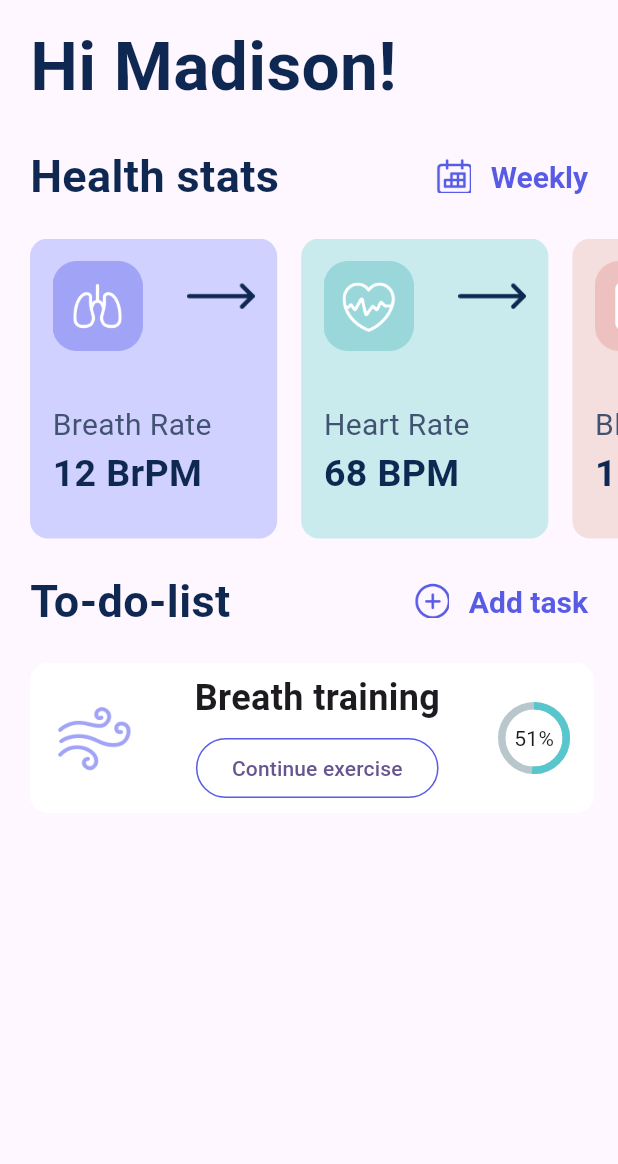
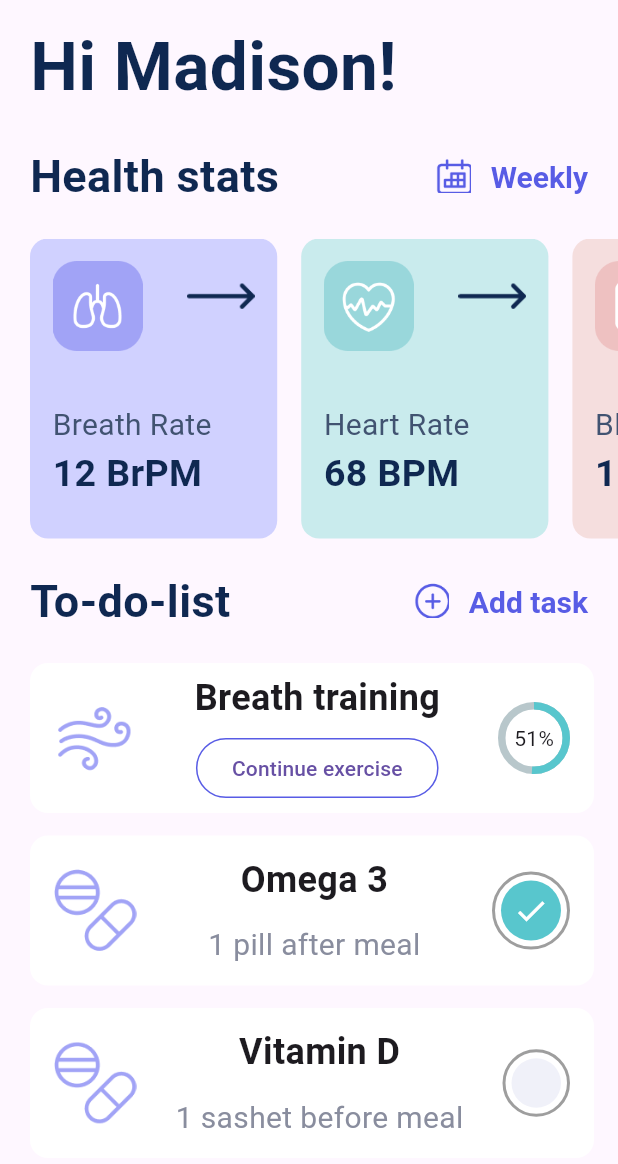
Before and after one commit to Alfraganus/one_look, a Flutter app: the screen it shows after launch, on a phone screen of 412 x 824 dp, the part 72-1236 px from its top. Run offline on Flutter 3.47's test engine with Material 3 defaults, Android fonts, the phone set to English and light mode, and no system bars; drawn by our look-alikes of percent_indicator; our stand-ins replace get, hexcolor.

Commit message:
homepage ready

```diff
--- a/lib/main.dart
+++ b/lib/main.dart
@@ -16,7 +16,7 @@ class MyApp extends StatelessWidget {
       return  GetMaterialApp(
         title: 'Flutter Demo',
         theme: ThemeData(
-          colorScheme:    ColorScheme.fromSeed(seedColor: Colors.deepPurple),
+          // colorScheme:    ColorScheme.fromSeed(seedColor: Colors.deepPurple),
           useMaterial3: true,
         ),
         initialRoute:  '/onboarding',
--- a/lib/pages/home/ToDoListContainerList.dart
+++ b/lib/pages/home/BreathTraining.dart
@@ -3,8 +3,8 @@ import 'package:flutter/material.dart';
 import 'package:hexcolor/hexcolor.dart';
 import 'package:percent_indicator/circular_percent_indicator.dart';
 
-class TodoListCOlumn extends StatelessWidget {
-  const  TodoListCOlumn({super.key});
+class BreathTraining extends StatelessWidget {
+  const  BreathTraining({super.key});
 
   @override
   Widget build(BuildContext context) {
--- /dev/null
+++ b/lib/pages/home/VidaminD.dart
@@ -0,0 +1,74 @@
+import 'package:flutter/cupertino.dart';
+import 'package:flutter/material.dart';
+import 'package:hexcolor/hexcolor.dart';
+import 'package:percent_indicator/circular_percent_indicator.dart';
+
+class Vidamind extends StatelessWidget {
+  const Vidamind({super.key});
+
+  @override
+  Widget build(BuildContext context) {
+    return Padding(
+      padding: const EdgeInsets.only(right: 16),
+      child: Column(
+        children: [
+          Container(
+            height: 100,
+            decoration: BoxDecoration(
+              borderRadius: BorderRadius.circular(12),
+              color: Colors.white,
+            ),
+            child: Padding(
+              padding: const EdgeInsets.symmetric(horizontal: 16),
+              child: Row(
+                mainAxisAlignment: MainAxisAlignment.spaceBetween,
+                children: [
+                  Image.asset(
+                    'assets/images/pills.png',
+                    height: 55,
+                  ),
+                  Column(
+                    mainAxisAlignment: MainAxisAlignment.spaceEvenly,
+                    crossAxisAlignment: CrossAxisAlignment.center,
+                    children: [
+                      Text(
+                        "Vitamin D",
+                        style: TextStyle(
+                            fontSize: 24, fontWeight: FontWeight.bold),
+                      ),
+                      Text(
+                        "1 sashet before meal",
+                        style:
+                            TextStyle(fontSize: 20, color: HexColor('#898D9E')),
+                      ),
+                    ],
+                  ),
+                  Container(
+                    padding: EdgeInsets.all(4.0),
+                    height: 45,
+                    width: 45,
+                    decoration: BoxDecoration(
+                      shape: BoxShape.circle,
+                      border: Border.all(
+                        color: Colors.grey, // Outline border color
+                        width: 2.0, // Outline border width
+                      ),
+                    ),
+                    child: Container(
+                      width: 25, // Set your desired width
+                      height: 25,
+                      decoration: BoxDecoration(
+                        color: HexColor('#F0F1F9'), // Background color using HexColor
+                        borderRadius: BorderRadius.circular(20), // Rounded corners
+                      ),
+                    ),
+                  )
+                ],
+              ),
+            ),
+          )
+        ],
+      ),
+    );
+  }
+}
--- a/lib/pages/home/main.dart
+++ b/lib/pages/home/main.dart
@@ -4,8 +4,11 @@ import '../../Appbar.dart';
 import '../../static.dart';
 import 'HealthList.dart';
 import 'HealthStats.dart';
+import 'StepGoal.dart';
 import 'ToDoList.dart';
-import 'ToDoListContainerList.dart';
+import 'BreathTraining.dart';
+import 'VidaminD.dart';
+import 'omega.dart';
 
 class HomeMain extends StatelessWidget {
   const HomeMain({super.key});
@@ -35,7 +38,13 @@ class HomeMain extends StatelessWidget {
               SizedBox(height: 20),
               ToDoList(),
               SizedBox(height: 20),
-              TodoListCOlumn()
+              BreathTraining(),
+              SizedBox(height: 15 ),
+              Omega(),
+              SizedBox(height: 15 ),
+              Vidamind(),
+              SizedBox(height: 15 ),
+              Stepgoal(),
 
             ],
           ),
--- /dev/null
+++ b/lib/pages/home/omega.dart
@@ -0,0 +1,70 @@
+import 'package:flutter/cupertino.dart';
+import 'package:flutter/material.dart';
+import 'package:hexcolor/hexcolor.dart';
+import 'package:percent_indicator/circular_percent_indicator.dart';
+
+class Omega extends StatelessWidget {
+  const  Omega({super.key});
+
+  @override
+  Widget build(BuildContext context) {
+    return Padding(
+      padding: const EdgeInsets.only(right: 16),
+      child: Column(
+        children: [
+          Container(
+            height: 100,
+            decoration: BoxDecoration(
+              borderRadius: BorderRadius.circular(12),
+              color:  Colors.white,
+            ),
+            child: Padding(
+              padding: const EdgeInsets.symmetric(horizontal : 16),
+              child: Row(
+                mainAxisAlignment: MainAxisAlignment.spaceBetween,
+                children: [
+                  Image.asset(
+                    'assets/images/pills.png',
+                    height: 55,
+                  ),
+                  Column(
+                    mainAxisAlignment: MainAxisAlignment.spaceEvenly,
+                    crossAxisAlignment: CrossAxisAlignment.center,
+                    children: [
+                      Text("Omega 3", style: TextStyle(
+                          fontSize: 24,
+                          fontWeight: FontWeight.bold
+                      ),),
+                      Text("1 pill after meal", style: TextStyle(
+                          fontSize: 20,
+                        color: HexColor('#898D9E')
+                      ),),
+                    ],
+                  ),
+              Container(
+                padding: EdgeInsets.all(4.0), // Padding around the border
+                decoration: BoxDecoration(
+                  shape: BoxShape.circle,
+                  border: Border.all(
+                    color: Colors.grey, // Outline border color
+                    width: 2.0, // Outline border width
+                  ),
+                ),
+                child: CircleAvatar(
+                  radius: 20.0, // Radius of the inner circle
+                  backgroundColor: HexColor('#58c6CD'), // Background color of the inner circle
+                  child: Icon(
+                    Icons.check, // The tick icon
+                    color: Colors.white, // Color of the tick
+                   ),
+                ),
+              )
+                ],
+              ),
+            ),
+          )
+        ],
+      ),
+    );
+  }
+}
```
Also changed, not shown: lib/pages/home/StepGoal.dart (added, +71 -0 lines), assets/images/pills.png (added), assets/images/steps.png (added).
